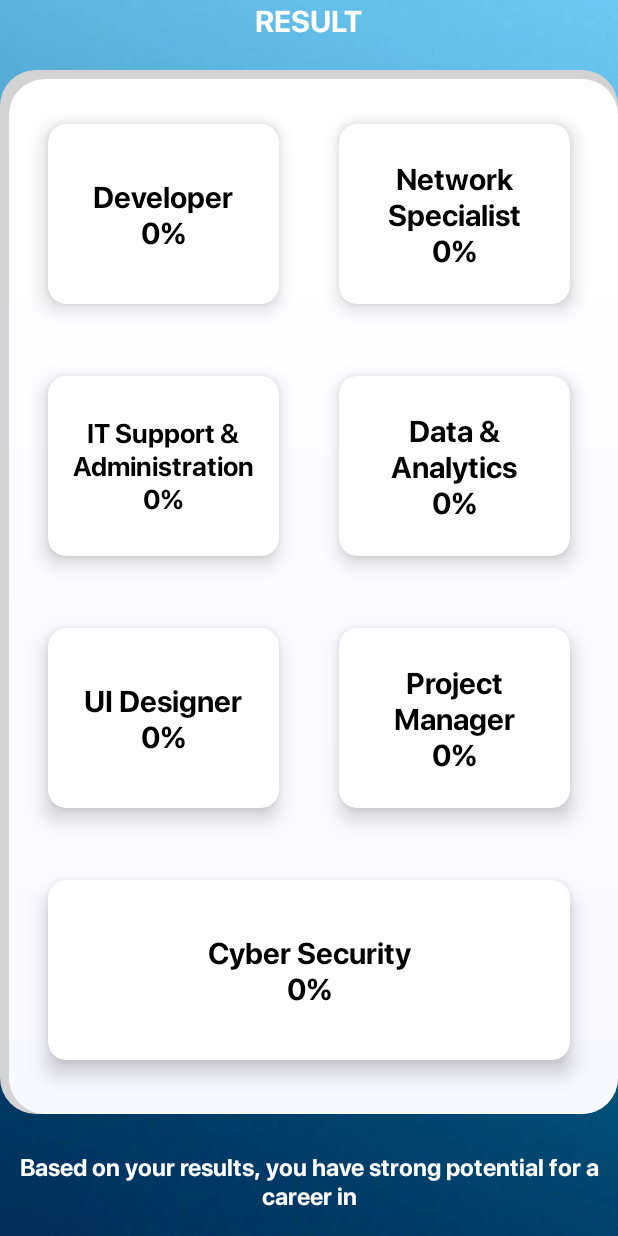
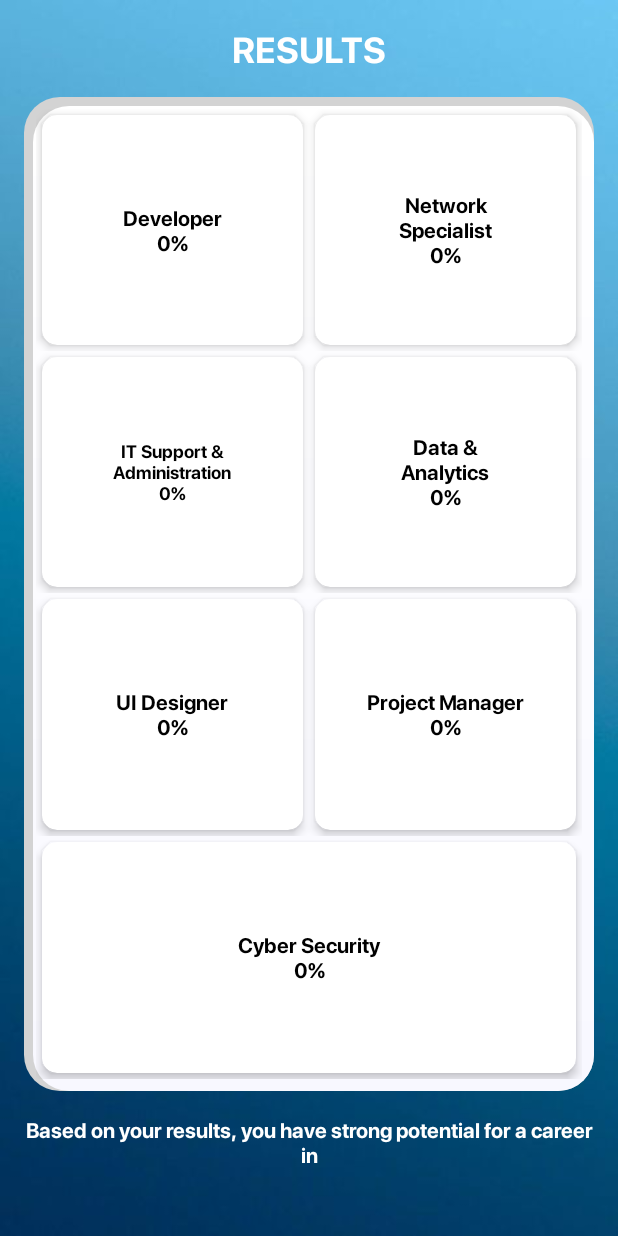
Before and after one commit to robertterquin/NextStep, an Android app: the result_page screen opened directly, with no data from a screen before it, on a phone screen of 412 x 824 dp. Run offline under Robolectric (Android 15) with nearby library versions, the phone set to English and light mode, and no system bars.

Commit message:
fix the layout

```diff
--- a/app/src/main/res/layout/activity_result_page.xml
+++ b/app/src/main/res/layout/activity_result_page.xml
@@ -1,15 +1,21 @@
 <?xml version="1.0" encoding="utf-8"?>
-<LinearLayout xmlns:android="http://schemas.android.com/apk/res/android"
+<ScrollView xmlns:android="http://schemas.android.com/apk/res/android"
     xmlns:tools="http://schemas.android.com/tools"
     xmlns:app="http://schemas.android.com/apk/res-auto"
+    android:layout_width="match_parent"
+    android:layout_height="match_parent"
+    android:padding="16dp"
+    android:fillViewport="true"
+    android:background="@drawable/questions_bg">
+
+    <LinearLayout
         android:id="@+id/main"
         android:layout_width="match_parent"
-    android:layout_height="match_parent"
+        android:layout_height="wrap_content"
         android:orientation="vertical"
         android:padding="16dp"
         android:gravity="center"
-    tools:context=".result_page"
-    android:background="@drawable/questions_bg">
+        tools:context=".result_page">
 
         <!-- RESULT TEXT -->
         <TextView
@@ -17,189 +23,214 @@
             android:layout_height="wrap_content"
             android:fontFamily="@font/sfpro_bold"
             android:textColor="@color/white"
-        android:text="RESULT"
-        android:textSize="20sp"
+            android:text="RESULTS"
+            android:textSize="24sp"
             android:textStyle="bold"
-        android:layout_marginBottom="20dp"/>
+            android:layout_marginBottom="16dp"/>
 
         <!-- LARGER GRID LAYOUT FOR CATEGORIES -->
-    <GridLayout
+        <LinearLayout
             android:layout_width="match_parent"
-        android:layout_height="wrap_content"
-        android:columnCount="2"
-        android:rowCount="4"
+            android:layout_height="0dp"
+            android:layout_weight="1"
+            android:orientation="vertical"
             android:background="@drawable/questions_cardbg"
-        android:alignmentMode="alignMargins"
-        android:rowOrderPreserved="true"
-        android:columnOrderPreserved="true"
-        android:padding="12dp">
+            android:padding="8dp">
+
+            <!-- First row: Developer and Network Specialist -->
+            <LinearLayout
+                android:layout_width="match_parent"
+                android:layout_height="0dp"
+                android:layout_weight="1"
+                android:orientation="horizontal">
 
                 <!-- Developer Card -->
                 <androidx.cardview.widget.CardView
                     android:layout_width="0dp"
-            android:layout_height="wrap_content"
-            android:layout_columnWeight="1"
-            android:layout_margin="8dp"
-            app:cardCornerRadius="12dp"
-            app:cardElevation="8dp"
-            app:cardUseCompatPadding="true">
+                    android:layout_height="match_parent"
+                    android:layout_weight="1"
+                    android:layout_margin="4dp"
+                    app:cardCornerRadius="10dp"
+                    app:cardElevation="4dp">
                     <TextView
                         android:id="@+id/tvDeveloper"
                         android:layout_width="match_parent"
-                android:layout_height="120dp"
+                        android:layout_height="match_parent"
                         android:text="Developer\n0%"
                         android:fontFamily="@font/sfpro_bold"
                         android:textColor="@color/black"
-                android:textSize="20sp"
+                        android:textSize="14sp"
                         android:textStyle="bold"
                         android:gravity="center"
-                android:padding="16dp"/>
+                        android:padding="8dp"/>
                 </androidx.cardview.widget.CardView>
 
                 <!-- Network Specialist Card -->
                 <androidx.cardview.widget.CardView
                     android:layout_width="0dp"
-            android:layout_height="wrap_content"
-            android:layout_columnWeight="1"
-            android:layout_margin="8dp"
-            app:cardCornerRadius="12dp"
-            app:cardElevation="8dp"
-            app:cardUseCompatPadding="true">
+                    android:layout_height="match_parent"
+                    android:layout_weight="1"
+                    android:layout_margin="4dp"
+                    app:cardCornerRadius="10dp"
+                    app:cardElevation="4dp">
                     <TextView
                         android:id="@+id/tvNetworkSpecialist"
                         android:layout_width="match_parent"
-                android:layout_height="120dp"
+                        android:layout_height="match_parent"
                         android:text="Network\nSpecialist\n0%"
-                android:textSize="20sp"
+                        android:textSize="14sp"
                         android:fontFamily="@font/sfpro_bold"
                         android:textColor="@color/black"
                         android:textStyle="bold"
                         android:gravity="center"
-                android:padding="16dp"/>
+                        android:padding="8dp"/>
                 </androidx.cardview.widget.CardView>
+            </LinearLayout>
+
+            <!-- Second row: IT Support and Data & Analytics -->
+            <LinearLayout
+                android:layout_width="match_parent"
+                android:layout_height="0dp"
+                android:layout_weight="1"
+                android:orientation="horizontal">
 
                 <!-- IT Support Card -->
                 <androidx.cardview.widget.CardView
                     android:layout_width="0dp"
-            android:layout_height="wrap_content"
-            android:layout_columnWeight="1"
-            android:layout_margin="8dp"
-            app:cardCornerRadius="12dp"
-            app:cardElevation="8dp"
-            app:cardUseCompatPadding="true">
+                    android:layout_height="match_parent"
+                    android:layout_weight="1"
+                    android:layout_margin="4dp"
+                    app:cardCornerRadius="10dp"
+                    app:cardElevation="4dp">
                     <TextView
                         android:id="@+id/tvITSupport"
                         android:layout_width="match_parent"
-                android:layout_height="120dp"
+                        android:layout_height="match_parent"
                         android:text="IT Support &amp;\nAdministration\n0%"
-                android:textSize="18sp"
+                        android:textSize="12sp"
                         android:fontFamily="@font/sfpro_bold"
                         android:textColor="@color/black"
                         android:gravity="center"
-                android:padding="16dp"/>
+                        android:padding="6dp"/>
                 </androidx.cardview.widget.CardView>
 
                 <!-- Data & Analytics Card -->
                 <androidx.cardview.widget.CardView
                     android:layout_width="0dp"
-            android:layout_height="wrap_content"
-            android:layout_columnWeight="1"
-            android:layout_margin="8dp"
-            app:cardCornerRadius="12dp"
-            app:cardElevation="8dp"
-            app:cardUseCompatPadding="true">
+                    android:layout_height="match_parent"
+                    android:layout_weight="1"
+                    android:layout_margin="4dp"
+                    app:cardCornerRadius="10dp"
+                    app:cardElevation="4dp">
                     <TextView
                         android:id="@+id/tvDataAnalytics"
                         android:layout_width="match_parent"
-                android:layout_height="120dp"
+                        android:layout_height="match_parent"
                         android:text="Data &amp;\nAnalytics\n0%"
-                android:textSize="20sp"
+                        android:textSize="14sp"
                         android:fontFamily="@font/sfpro_bold"
                         android:textColor="@color/black"
                         android:textStyle="bold"
                         android:gravity="center"
-                android:padding="16dp"/>
+                        android:padding="8dp"/>
                 </androidx.cardview.widget.CardView>
+            </LinearLayout>
+
+            <!-- Third row: UI Designer and Project Manager -->
+            <LinearLayout
+                android:layout_width="match_parent"
+                android:layout_height="0dp"
+                android:layout_weight="1"
+                android:orientation="horizontal">
 
                 <!-- UI Designer Card -->
                 <androidx.cardview.widget.CardView
                     android:layout_width="0dp"
-            android:layout_height="wrap_content"
-            android:layout_columnWeight="1"
-            android:layout_margin="8dp"
-            app:cardCornerRadius="12dp"
-            app:cardElevation="8dp"
-            app:cardUseCompatPadding="true">
+                    android:layout_height="match_parent"
+                    android:layout_weight="1"
+                    android:layout_margin="4dp"
+                    app:cardCornerRadius="10dp"
+                    app:cardElevation="4dp">
                     <TextView
                         android:id="@+id/tvUIDesigner"
                         android:layout_width="match_parent"
-                android:layout_height="120dp"
+                        android:layout_height="match_parent"
                         android:text="UI Designer\n0%"
-                android:textSize="20sp"
+                        android:textSize="14sp"
                         android:fontFamily="@font/sfpro_bold"
                         android:textColor="@color/black"
                         android:textStyle="bold"
                         android:gravity="center"
-                android:padding="16dp"/>
+                        android:padding="8dp"/>
                 </androidx.cardview.widget.CardView>
 
                 <!-- Project Manager Card -->
                 <androidx.cardview.widget.CardView
                     android:layout_width="0dp"
-            android:layout_height="wrap_content"
-            android:layout_columnWeight="1"
-            android:layout_margin="8dp"
-            app:cardCornerRadius="12dp"
-            app:cardElevation="8dp"
-            app:cardUseCompatPadding="true">
+                    android:layout_height="match_parent"
+                    android:layout_weight="1"
+                    android:layout_margin="4dp"
+                    app:cardCornerRadius="10dp"
+                    app:cardElevation="4dp">
                     <TextView
                         android:id="@+id/tvProjectManager"
                         android:layout_width="match_parent"
-                android:layout_height="120dp"
+                        android:layout_height="match_parent"
                         android:text="Project Manager\n0%"
-                android:textSize="20sp"
+                        android:textSize="14sp"
                         android:fontFamily="@font/sfpro_bold"
                         android:textColor="@color/black"
                         android:textStyle="bold"
                         android:gravity="center"
-                android:padding="16dp"/>
+                        android:padding="8dp"/>
                 </androidx.cardview.widget.CardView>
+            </LinearLayout>
 
-        <!-- Cyber Security Card (spanning two columns) -->
+            <!-- Fourth row: Cyber Security (full width) -->
+            <LinearLayout
+                android:layout_width="match_parent"
+                android:layout_height="0dp"
+                android:layout_weight="1"
+                android:orientation="horizontal">
+
+                <!-- Cyber Security Card -->
                 <androidx.cardview.widget.CardView
-            android:layout_width="0dp"
-            android:layout_height="wrap_content"
-            android:layout_columnWeight="1"
-            android:layout_margin="8dp"
-            android:layout_columnSpan="2"
-            app:cardCornerRadius="12dp"
-            app:cardElevation="8dp"
-            app:cardUseCompatPadding="true">
+                    android:layout_width="match_parent"
+                    android:layout_height="match_parent"
+                    android:layout_margin="4dp"
+                    app:cardCornerRadius="10dp"
+                    app:cardElevation="4dp">
                     <TextView
                         android:id="@+id/tvCyberSecurity"
                         android:layout_width="match_parent"
-                android:layout_height="120dp"
+                        android:layout_height="match_parent"
                         android:text="Cyber Security\n0%"
-                android:textSize="20sp"
+                        android:textSize="14sp"
                         android:textStyle="bold"
                         android:fontFamily="@font/sfpro_bold"
                         android:textColor="@color/black"
                         android:gravity="center"
-                android:padding="16dp"/>
+                        android:padding="8dp"/>
                 </androidx.cardview.widget.CardView>
-
-    </GridLayout>
+            </LinearLayout>
+        </LinearLayout>
 
         <!-- FINAL RESULT TEXT -->
+        <LinearLayout
+            android:layout_width="match_parent"
+            android:layout_height="wrap_content"
+            android:orientation="vertical"
+            android:gravity="center"
+            android:layout_marginTop="16dp">
+
             <TextView
                 android:layout_width="wrap_content"
                 android:layout_height="wrap_content"
                 android:text="Based on your results, you have strong potential for a career in"
                 android:fontFamily="@font/sfpro_bold"
-        android:textSize="16sp"
+                android:textSize="14sp"
                 android:textColor="@color/white"
-        android:gravity="center"
-        android:layout_marginTop="24dp"/>
+                android:gravity="center"/>
 
             <TextView
                 android:id="@+id/tvRecommendedCareer"
@@ -208,8 +239,10 @@
                 android:text="Data and Analytics."
                 android:fontFamily="@font/sfpro_bold"
                 android:textColor="@color/white"
-        android:textSize="24sp"
+                android:textSize="18sp"
                 android:textStyle="bold"
                 android:gravity="center"
-        android:layout_marginTop="8dp"/>
+                android:layout_marginTop="4dp"/>
         </LinearLayout>
+    </LinearLayout>
+</ScrollView>
```
Lines whose indentation alone changed are shown as unchanged.
